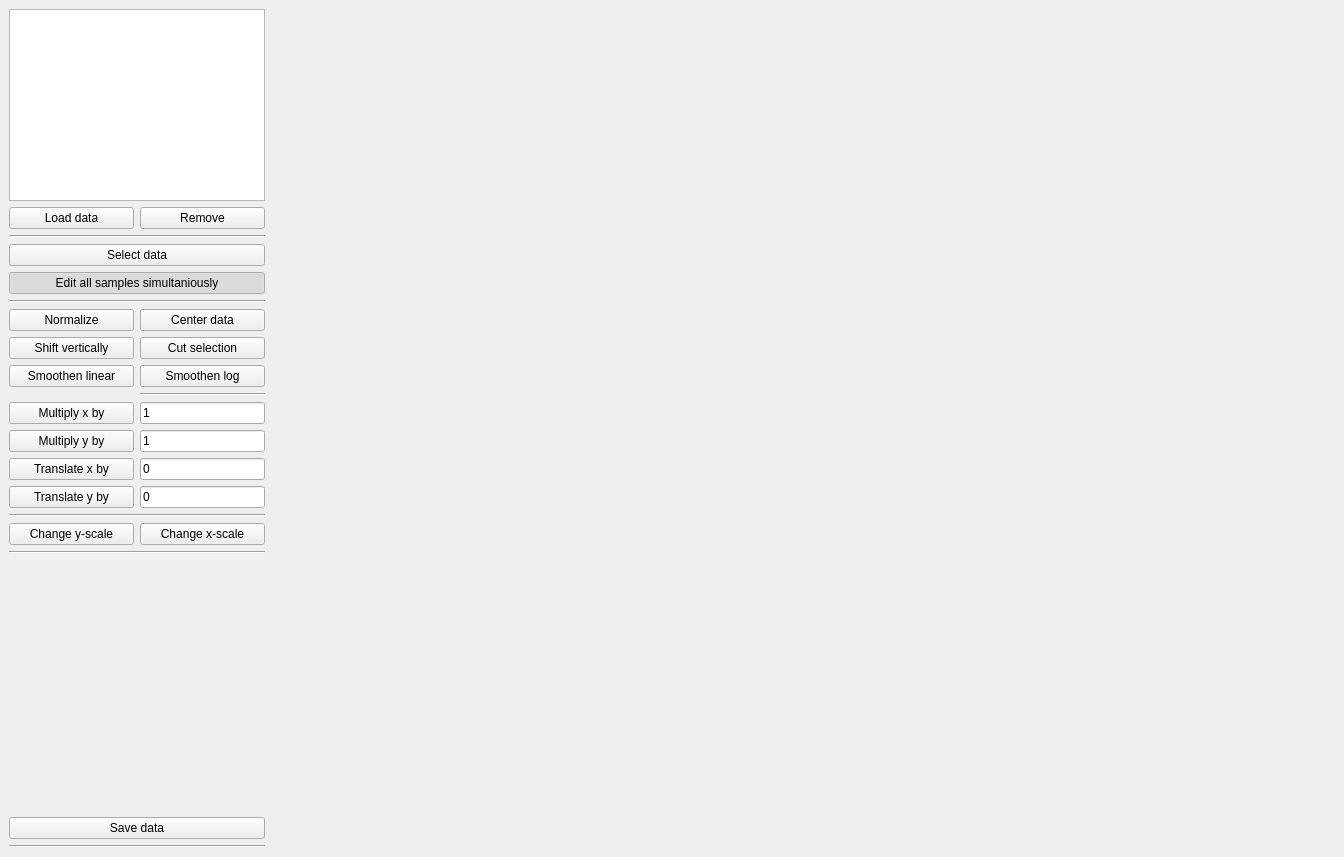
First picture: the form in form.ui, repository Sjoerd1993/DatmanQT, before the edit.
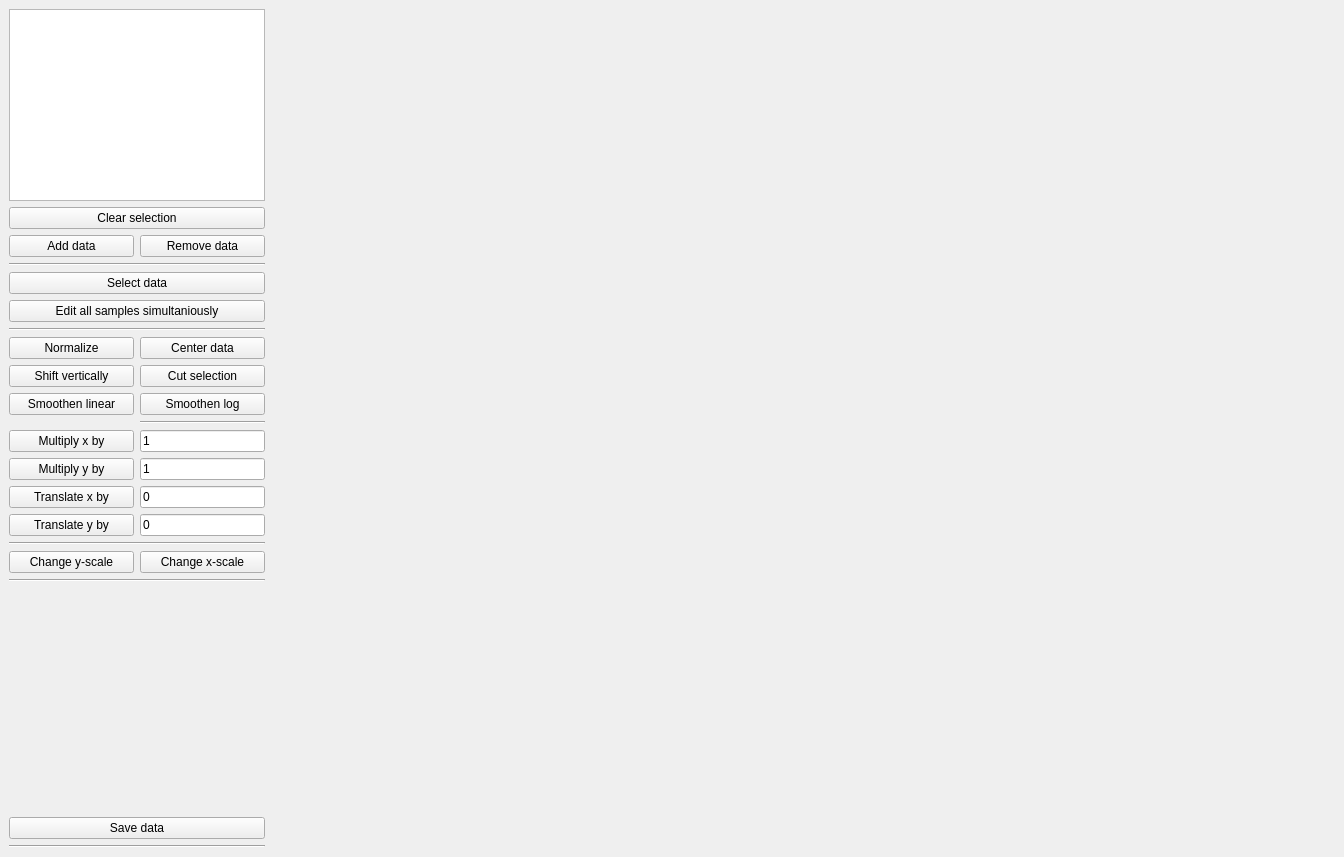
Second picture: the form after the edit.

Commit message: Added highlight of selected data + bugfixes

What changed in the file:
```diff
--- a/form.ui
+++ b/form.ui
@@ -34,19 +34,26 @@
           <item>
            <widget class="QPushButton" name="load_button">
             <property name="text">
-             <string>Load data</string>
+             <string>Add data</string>
             </property>
            </widget>
           </item>
           <item>
            <widget class="QPushButton" name="remove_button">
             <property name="text">
-             <string>Remove</string>
+             <string>Remove data</string>
             </property>
            </widget>
           </item>
          </layout>
         </item>
+        <item row="1" column="0">
+         <widget class="QPushButton" name="deselect_button">
+          <property name="text">
+           <string>Clear selection</string>
+          </property>
+         </widget>
+        </item>
        </layout>
       </item>
       <item>
@@ -80,7 +87,7 @@
            <bool>true</bool>
           </property>
           <property name="checked">
-           <bool>true</bool>
+           <bool>false</bool>
           </property>
          </widget>
         </item>
```
The commit also changes 3 other files.
